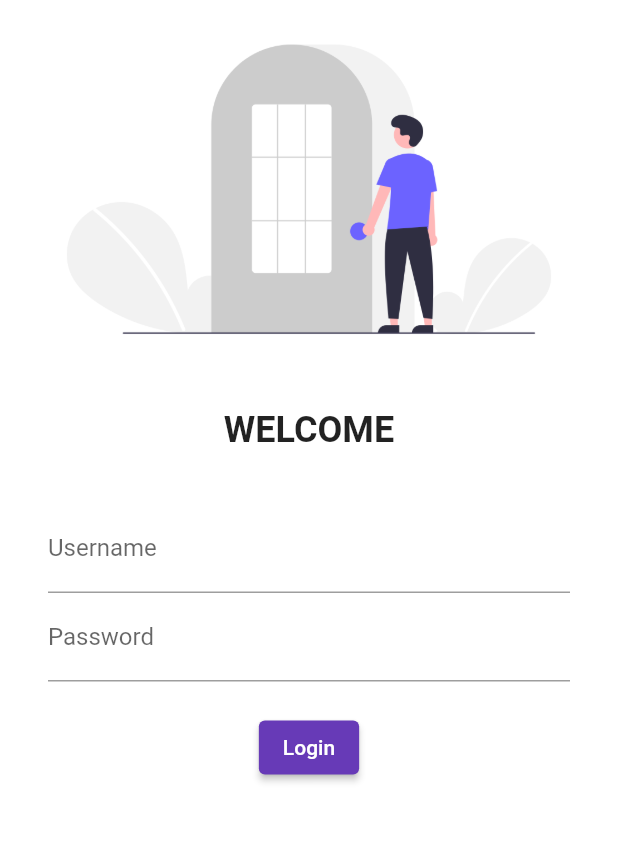
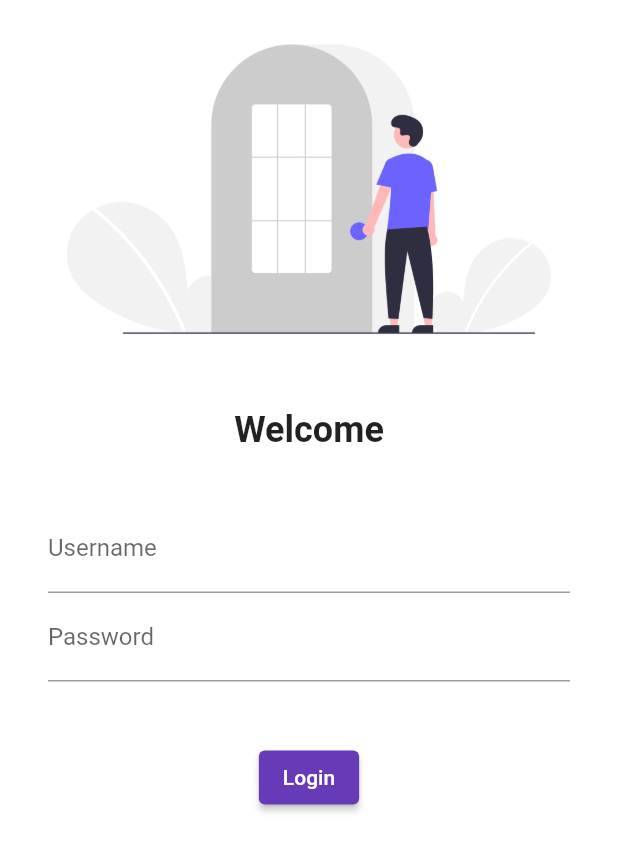
Before and after one commit to jaykhunt1591/30DaysOfFlutter, a Flutter app: the screen it shows after launch, on a phone screen of 412 x 824 dp. Shown: the top 852 px of the screen. Run offline on Flutter 3.47's test engine with Material 2 defaults, Android fonts, the phone set to English and light mode, and no system bars.

Commit message:
day 6 completed

```diff
--- a/lib/login_page.dart
+++ b/lib/login_page.dart
@@ -1,4 +1,5 @@
 import 'package:flutter/material.dart';
+import 'package:flutter_catalog_1/utils/routes.dart';
 
 class LoginPage extends StatelessWidget {
   const LoginPage({Key? key}) : super(key: key);
@@ -7,6 +8,7 @@
   Widget build(BuildContext context) {
     return Material(
       color: Colors.white,
+      child: SingleChildScrollView(
         child: Column(
           children: [
             Image.asset(
@@ -17,7 +19,7 @@
               height: 20.0,
             ),
             Text(
-            "WELCOME",
+              "Welcome",
               style: TextStyle(fontSize: 24, fontWeight: FontWeight.bold),
             ),
             SizedBox(
@@ -38,19 +40,19 @@
                         hintText: "Enter Password", labelText: "Password"),
                   ),
                   SizedBox(
-                  height: 20.0,
+                    height: 40.0,
                   ),
                   ElevatedButton(
                       child: Text("Login"),
-                  style: TextButton.styleFrom(),
+                      style: TextButton.styleFrom(maximumSize: Size(150, 40)),
                       onPressed: () {
-                    print("HI Jay Khunt");
-                  },
-                )
+                        Navigator.pushNamed(context, MyRoutes.homeRoute);
+                      }),
                 ],
               ),
-          )
+            ),
           ],
+        ),
       ),
     );
   }
--- a/lib/main.dart
+++ b/lib/main.dart
@@ -1,5 +1,6 @@
 import 'package:flutter/material.dart';
 import 'package:flutter_catalog_1/login_page.dart';
+import 'package:flutter_catalog_1/utils/routes.dart';
 
 import 'pages/home_page.dart';
 
@@ -14,16 +15,17 @@
   @override
   Widget build(BuildContext context) {
     return MaterialApp(
-
       themeMode: ThemeMode.light,
       theme: ThemeData(primarySwatch: Colors.deepPurple),
-      darkTheme: ThemeData(brightness: Brightness.dark
-      ),
+
+
+      debugShowCheckedModeBanner: false,
+      darkTheme: ThemeData(brightness: Brightness.dark),
       initialRoute: "/",
       routes: {
-        "/" : (context)=> LoginPage(),
-        "/home" : (context)=> Homepage(),
-        "/login" : (context)=> LoginPage()
+        "/": (context) => LoginPage(),
+        MyRoutes.homeRoute: (context) => Homepage(),
+        MyRoutes.loginRoute: (context) => LoginPage()
       },
     );
   }
--- /dev/null
+++ b/lib/utils/routes.dart
@@ -0,0 +1,4 @@
+class MyRoutes{
+  static String loginRoute = "/login";
+  static String homeRoute = "/home";
+}
```
Lines whose indentation alone changed are shown as unchanged.
